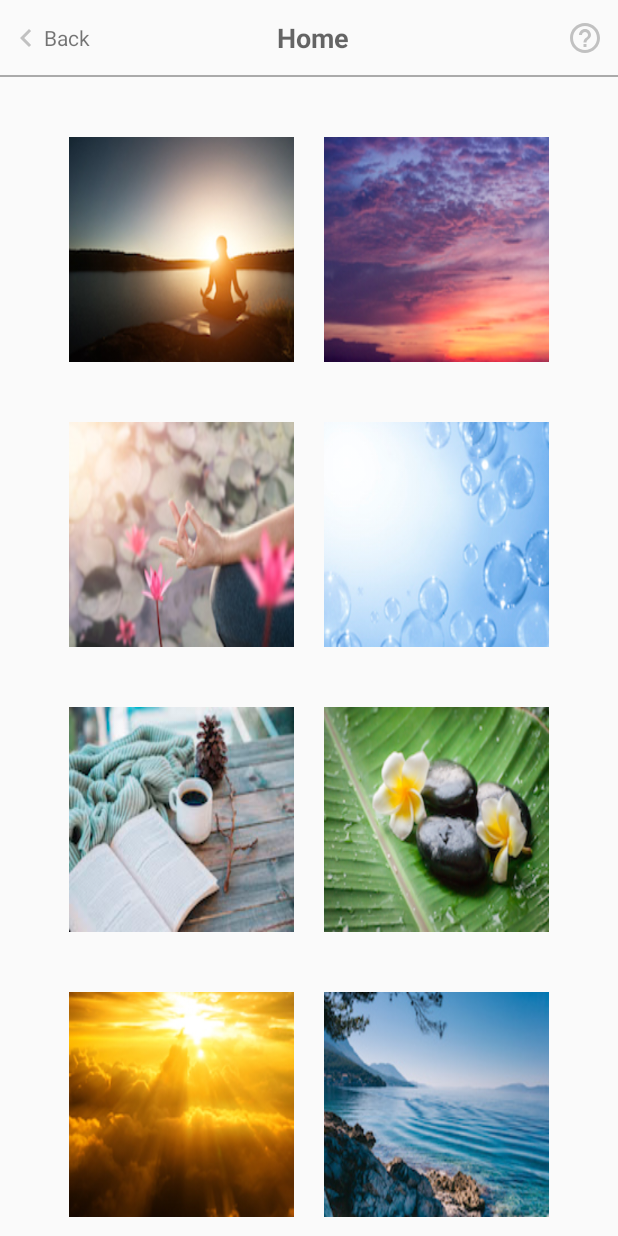
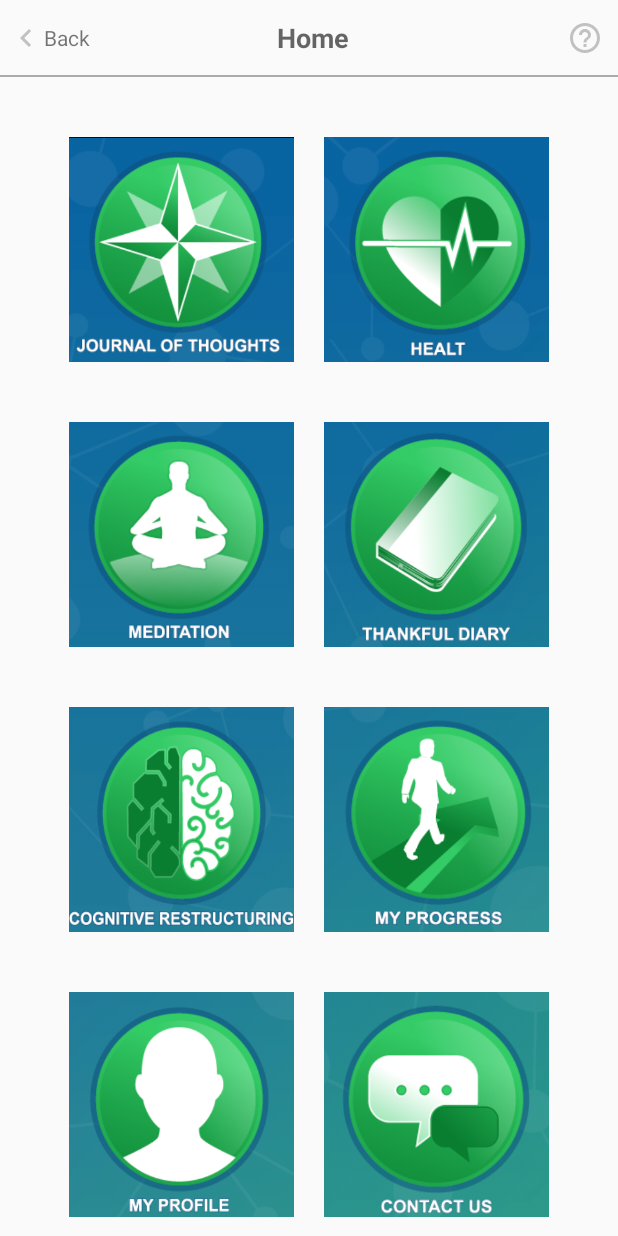
Before and after one commit to prasadkrn83/Serenidad, an Android app: the screen it shows after launch (Home), on a phone screen of 412 x 824 dp. Run offline under Robolectric (Android 15) with nearby library versions, the phone set to English and light mode, and no system bars.

Commit message:
adding home screen with new images

```diff
--- a/Serenidad/app/src/main/res/layout/activity_home.xml
+++ b/Serenidad/app/src/main/res/layout/activity_home.xml
@@ -108,7 +108,7 @@
                         android:scaleType="fitXY"
                         android:adjustViewBounds="true"
                         android:onClick="selectButton"
-                        android:src="@drawable/zero" />
+                        android:src="@drawable/firsth" />
 
                 </RelativeLayout>
                 <View
@@ -128,7 +128,7 @@
                         android:onClick="selectButton"
                         android:scaleType="fitXY"
                         android:adjustViewBounds="true"
-                        android:src="@drawable/one" />
+                        android:src="@drawable/twoh" />
 
                 </RelativeLayout>
 
@@ -151,7 +151,7 @@
                         android:onClick="selectButton"
                         android:scaleType="fitXY"
                         android:adjustViewBounds="true"
-                        android:src="@drawable/two" />
+                        android:src="@drawable/threeh" />
 
                 </RelativeLayout>
                 <View
@@ -168,7 +168,7 @@
                         android:onClick="selectButton"
                         android:scaleType="fitXY"
                         android:adjustViewBounds="true"
-                        android:src="@drawable/three" />
+                        android:src="@drawable/fourh" />
 
                 </RelativeLayout>
 
@@ -191,7 +191,7 @@
                         android:onClick="selectButton"
                         android:scaleType="fitXY"
                         android:adjustViewBounds="true"
-                        android:src="@drawable/four" />
+                        android:src="@drawable/fiveh" />
 
                 </RelativeLayout>
                 <View
@@ -208,7 +208,7 @@
                         android:onClick="selectButton"
                         android:scaleType="fitXY"
                         android:adjustViewBounds="true"
-                        android:src="@drawable/five" />
+                        android:src="@drawable/sixh" />
 
                 </RelativeLayout>
 
@@ -231,7 +231,7 @@
                         android:onClick="selectButton"
                         android:scaleType="fitXY"
                         android:adjustViewBounds="true"
-                        android:src="@drawable/six" />
+                        android:src="@drawable/sevenh" />
 
                 </RelativeLayout>
                 <View
@@ -248,7 +248,7 @@
                         android:onClick="selectButton"
                         android:scaleType="fitXY"
                         android:adjustViewBounds="true"
-                        android:src="@drawable/seven" />
+                        android:src="@drawable/eighth" />
 
                 </RelativeLayout>
 
```
Also changed, not shown: Serenidad/app/src/main/res/drawable/eighth.png (added), Serenidad/app/src/main/res/drawable/firsth.png (added), Serenidad/app/src/main/res/drawable/fiveh.png (added), Serenidad/app/src/main/res/drawable/fourh.png (added), Serenidad/app/src/main/res/drawable/sevenh.png (added), Serenidad/app/src/main/res/drawable/sixh.png (added), Serenidad/app/src/main/res/drawable/threeh.png (added), Serenidad/app/src/main/res/drawable/twoh.png (added).
